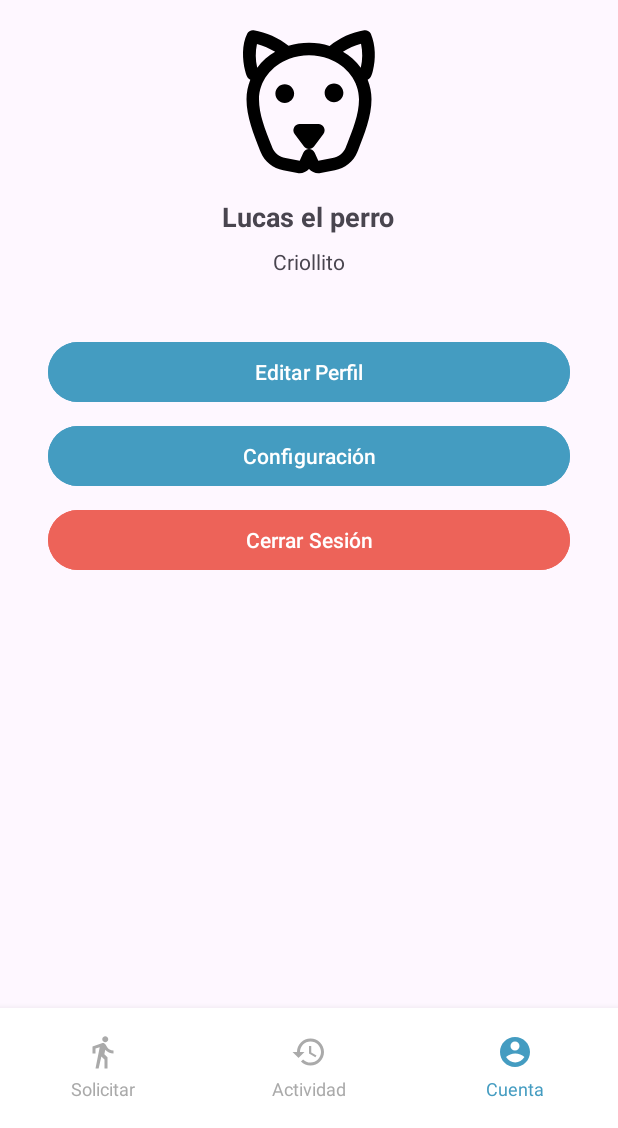
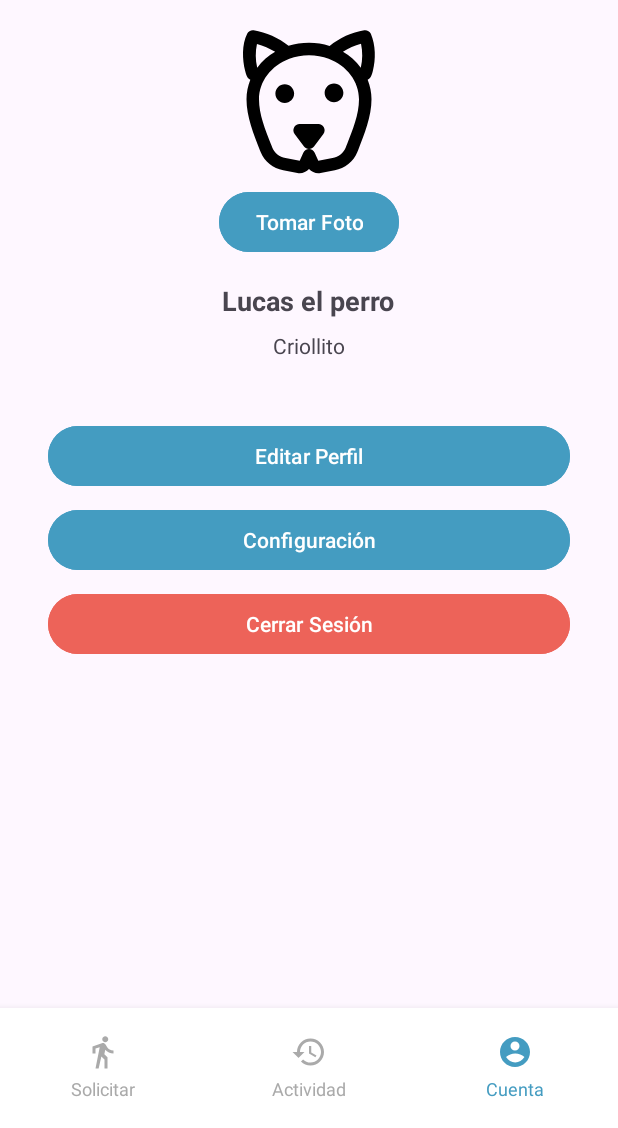
Before and after one commit to javigk01/Walkapaw, an Android app: the HomeActivity screen opened directly, with no data from a screen before it, after a tap on "Editar Perfil", on a phone screen of 412 x 824 dp, the part 108-1236 px from its top. Run offline under Robolectric (Android 15) with nearby library versions, the phone set to English and light mode, and no system bars; 3 other taps on this screen came first.

Commit message:
nueva pantalla

```diff
--- a/app/src/main/res/layout/fragment_cuenta.xml
+++ b/app/src/main/res/layout/fragment_cuenta.xml
@@ -10,21 +10,23 @@
         android:layout_height="wrap_content"
         android:orientation="vertical">
 
-<!--        <TextView-->
-<!--            android:layout_width="wrap_content"-->
-<!--            android:layout_height="wrap_content"-->
-<!--            android:text="Perfil"-->
-<!--            android:textSize="20sp"-->
-<!--            android:textStyle="bold"-->
-<!--            android:layout_marginBottom="16dp" />-->
-
         <ImageView
             android:id="@+id/ivPerfilPerro"
             android:layout_width="100dp"
             android:layout_height="100dp"
             android:src="@drawable/dog_placeholder"
             android:layout_gravity="center"
-            android:layout_marginBottom="16dp" />
+            android:layout_marginBottom="8dp" />
+
+        <!-- Nuevo botón para tomar foto -->
+        <Button
+            android:id="@+id/btnTomarFoto"
+            android:layout_width="wrap_content"
+            android:layout_height="wrap_content"
+            android:text="Tomar Foto"
+            android:layout_gravity="center"
+            android:backgroundTint="@color/color_primario"
+            android:layout_marginBottom="16dp"/>
 
         <TextView
             android:id="@+id/tvNombrePerro"
--- a/gradle/libs.versions.toml
+++ b/gradle/libs.versions.toml
@@ -1,5 +1,5 @@
 [versions]
-agp = "8.12.1"
+agp = "8.12.2"
 kotlin = "2.0.21"
 coreKtx = "1.17.0"
 junit = "4.13.2"
```
Also changed, not shown: app/src/main/AndroidManifest.xml (+11 -0 lines), app/src/main/java/com/example/walkapaw/LogicaActivities/HomeActivity.kt (+71 -7 lines), app/src/main/res/layout/fragment_actividad.xml (+6 -4 lines), 2 other files.
